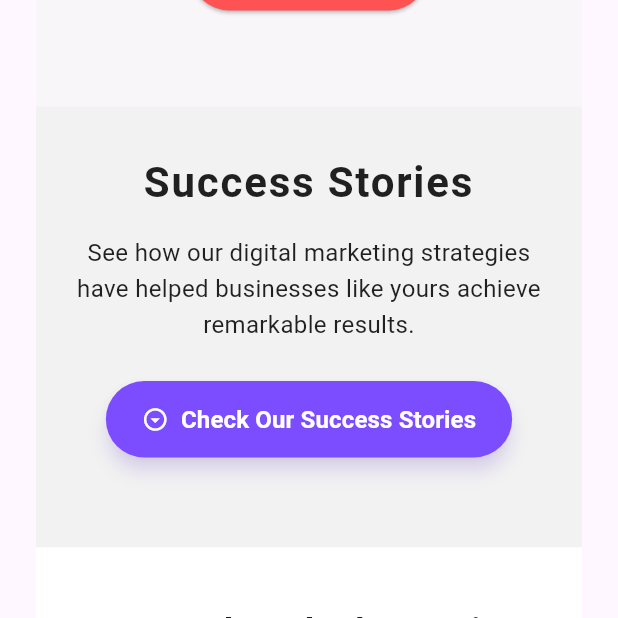
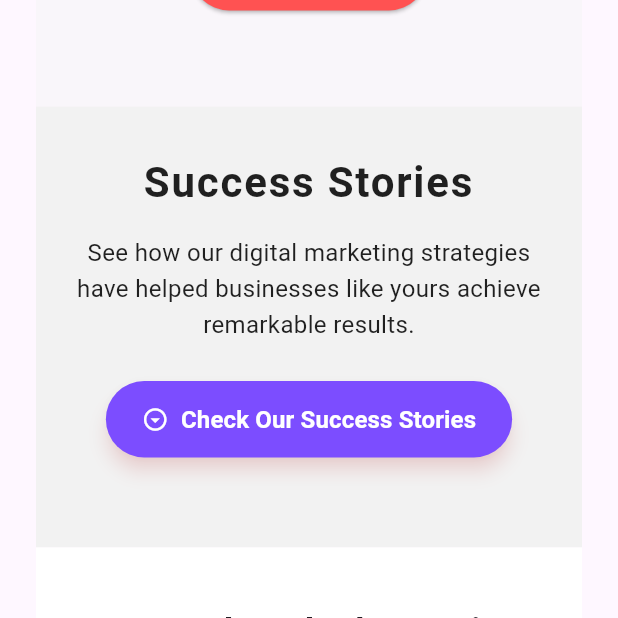
Before and after one commit to Vanshahuja1/One-Aim-App, a Flutter app: the ContainDM screen opened directly, scrolled down 1728 dp, on a phone screen of 412 x 824 dp, the top half of it. Run offline on Flutter 3.47's test engine with Material 3 defaults, Android fonts, the light colour scheme and no system bars; our stand-ins replace video_player, visibility_detector; network calls fail.

Commit message:
Update dm6.dart

```diff
--- a/lib/DM_Service/dm6.dart
+++ b/lib/DM_Service/dm6.dart
@@ -70,7 +70,7 @@ class _Web6State extends State<Web6> with TickerProviderStateMixin {
                 borderRadius: BorderRadius.circular(30),
               ),
               elevation: 5,
-              shadowColor: Colors.deepPurpleAccent.withOpacity(0.3),
+              shadowColor: Colors.redAccent.withOpacity(0.3),
             ),
           ),
           const SizedBox(height: 30),
@@ -93,24 +93,24 @@ class _Web6State extends State<Web6> with TickerProviderStateMixin {
                     children: [
                       successCard(
                         imageUrl: 'https://via.placeholder.com/400x200',
-                        domain: 'Healthcare',
-                        title: 'Healthcare Data Security Overhaul',
+                        domain: 'Retail',
+                        title: 'E-commerce Revenue Growth',
                         description:
-                            'Implemented comprehensive cloud security measures for a healthcare provider, ensuring HIPAA compliance and protecting sensitive patient data while improving system performance.',
+                            'Implemented a comprehensive digital marketing strategy for an e-commerce retailer, including Google Shopping ads, Meta retargeting, and SEO. Resulted in a 215% increase in online revenue and 180% growth in ROAS (Return on Ad Spend) within 6 months.',
                       ),
                       successCard(
                         imageUrl: 'https://via.placeholder.com/400x200',
-                        domain: 'E-commerce',
-                        title: 'Scalable Infrastructure for Growing Start-Up',
+                        domain: 'SaaS',
+                        title: 'B2B Lead Generation Campaign',
                         description:
-                            'Deployed scalable, cost-effective cloud hosting and auto-scaling solutions that allowed a fast-growing e-commerce brand to handle surges in traffic with ease.',
+                            'Developed and executed a multi-channel lead generation campaign for a B2B SaaS company, focusing on LinkedIn Ads, Google Search, and content marketing. Generated 430+ qualified leads in the first quarter, resulting in 28 new enterprise clients.',
                       ),
                       successCard(
                         imageUrl: 'https://via.placeholder.com/400x200',
-                        domain: 'Education',
-                        title: 'Virtual Classroom Cloud Integration',
+                        domain: 'Healthcare',
+                        title: 'Local Business Visibility Boost',
                         description:
-                            'Built and secured a virtual learning platform using cloud tools, reducing downtime, enhancing collaboration, and improving access for thousands of students.',
+                            'Implemented local SEO and Google Business Profile optimization for a healthcare provider with multiple locations. Achieved first-page rankings for 45 high-value keywords and increased organic traffic by 320%, resulting in a 75% increase in appointment bookings.',
                       ),
                     ],
                   ),
```
